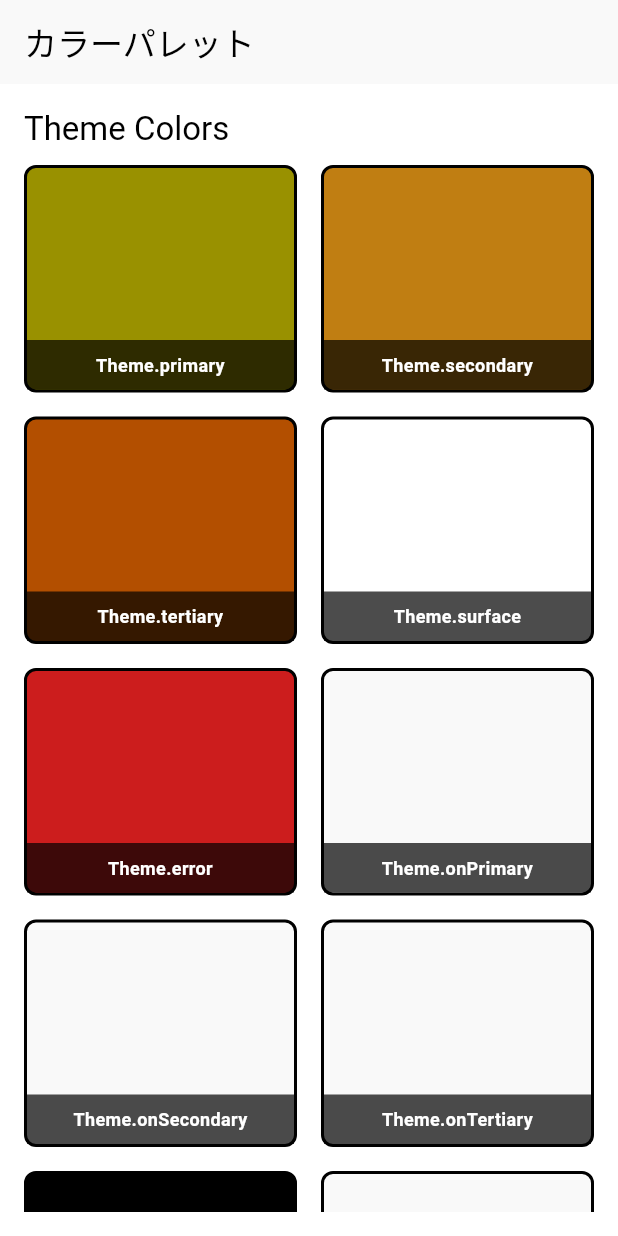
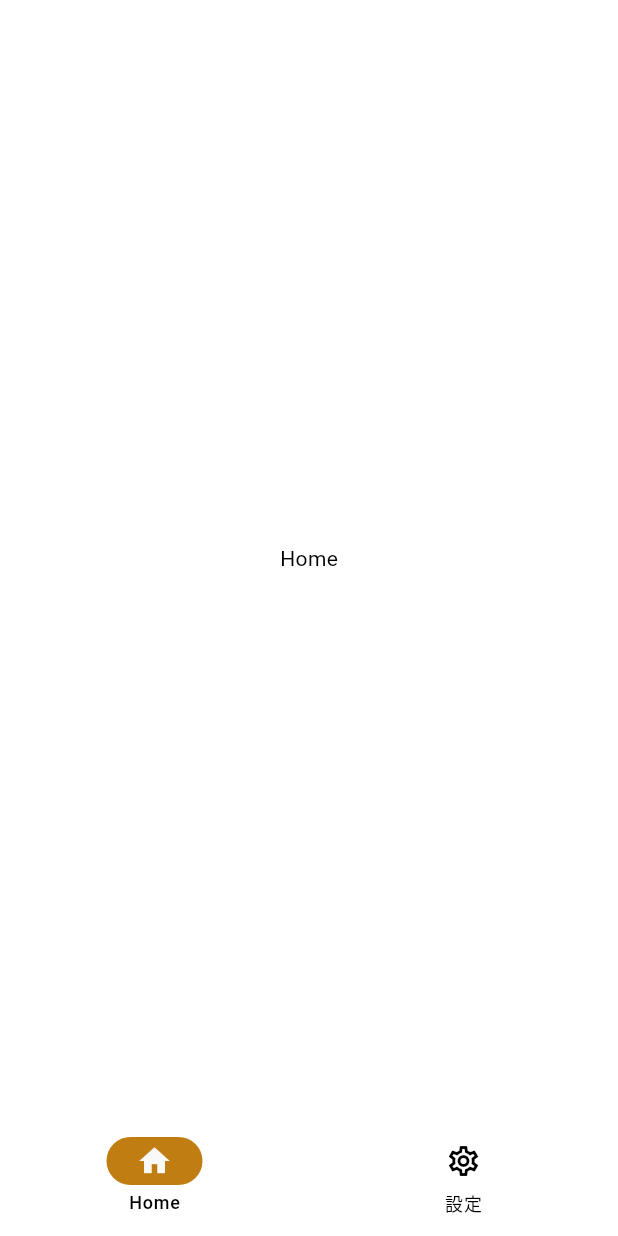
Before and after one commit to naoyamatsunaga/practice, a Flutter app: the screen it shows after launch, on a phone screen of 412 x 824 dp. Run offline on Flutter 3.47's test engine with Material 3 defaults, Android fonts, the phone set to English and light mode, and no system bars; our stand-ins replace go_router.

Commit message:
ボトムナビゲーションの追加、画面遷移のマークダウンを記載

```diff
--- /dev/null
+++ b/lib/home.dart
@@ -0,0 +1,12 @@
+import 'package:flutter/material.dart';
+
+class Home extends StatelessWidget {
+  const Home({super.key});
+
+  @override
+  Widget build(BuildContext context) {
+    return const Center(
+      child: Text('Home'),
+    );
+  }
+}
--- a/lib/main.dart
+++ b/lib/main.dart
@@ -1,22 +1,81 @@
 import 'package:flutter/material.dart';
+import 'package:go_router/go_router.dart';
 
 import 'color_palette_page.dart';
 import 'colors.dart';
+import 'home.dart';
+import 'settings_page.dart';
 
 void main() {
   runApp(const MyApp());
 }
+
+final _router = GoRouter(
+  initialLocation: '/home',
+  routes: [
+    StatefulShellRoute.indexedStack(
+      builder: (context, state, navigationShell) {
+        return Scaffold(
+          body: navigationShell,
+          bottomNavigationBar: NavigationBar(
+            selectedIndex: navigationShell.currentIndex,
+            onDestinationSelected: (index) {
+              navigationShell.goBranch(index);
+            },
+            destinations: const [
+              NavigationDestination(
+                icon: Icon(Icons.home_outlined),
+                selectedIcon: Icon(Icons.home),
+                label: 'Home',
+              ),
+              NavigationDestination(
+                icon: Icon(Icons.settings_outlined),
+                selectedIcon: Icon(Icons.settings),
+                label: '設定',
+              ),
+            ],
+          ),
+        );
+      },
+      branches: [
+        StatefulShellBranch(
+          routes: [
+            GoRoute(
+              path: '/home',
+              name: 'home',
+              builder: (context, state) => const Home(),
+            ),
+          ],
+        ),
+        StatefulShellBranch(
+          routes: [
+            GoRoute(
+              path: '/settings',
+              name: 'settings',
+              builder: (context, state) => const SettingsPage(),
+            ),
+          ],
+        ),
+      ],
+    ),
+    GoRoute(
+      path: '/colors',
+      name: 'colors',
+      builder: (context, state) => const ColorPalettePage(),
+    ),
+  ],
+);
 
 class MyApp extends StatelessWidget {
   const MyApp({super.key});
 
   @override
   Widget build(BuildContext context) {
-    return MaterialApp(
+    return MaterialApp.router(
       title: 'Flutter Practice',
       theme: AppThemeExtension.createLightTheme(),
       darkTheme: AppThemeExtension.createDarkTheme(),
-      home: const ColorPalettePage(),
+      routerConfig: _router,
     );
   }
 }
--- /dev/null
+++ b/lib/settings_page.dart
@@ -0,0 +1,17 @@
+import 'package:flutter/material.dart';
+import 'package:go_router/go_router.dart';
+
+class SettingsPage extends StatelessWidget {
+  const SettingsPage({super.key});
+
+  @override
+  Widget build(BuildContext context) {
+    return Center(
+      child: ElevatedButton.icon(
+        onPressed: () => context.push('/colors'),
+        icon: const Icon(Icons.palette),
+        label: const Text('カラーパレットへ'),
+      ),
+    );
+  }
+}
```
Also changed, not shown: pubspec.lock, 24 other files.
